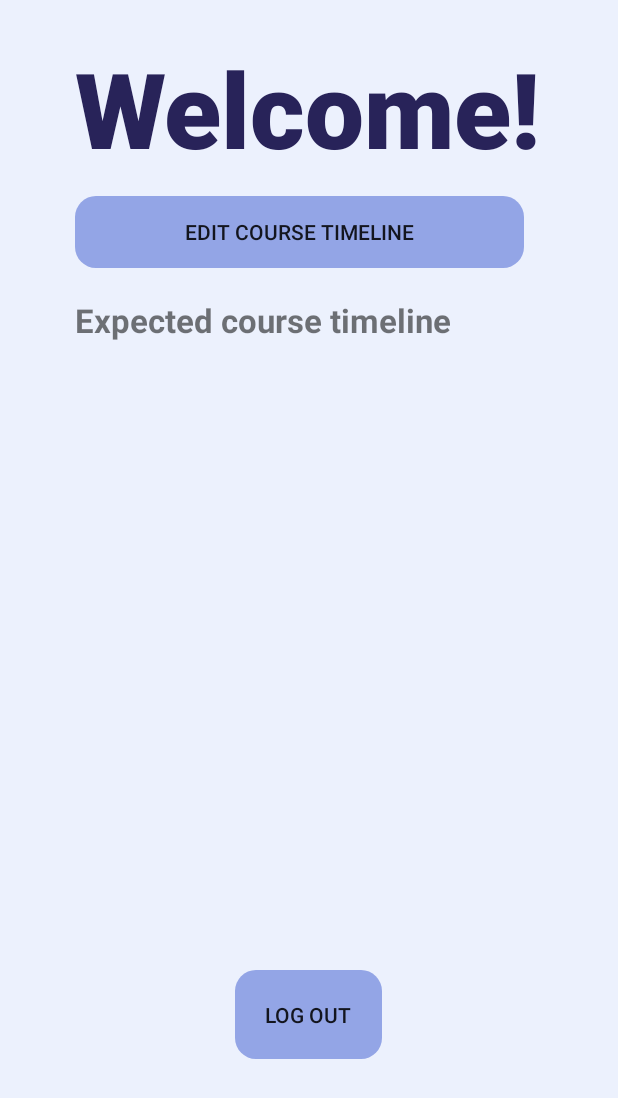
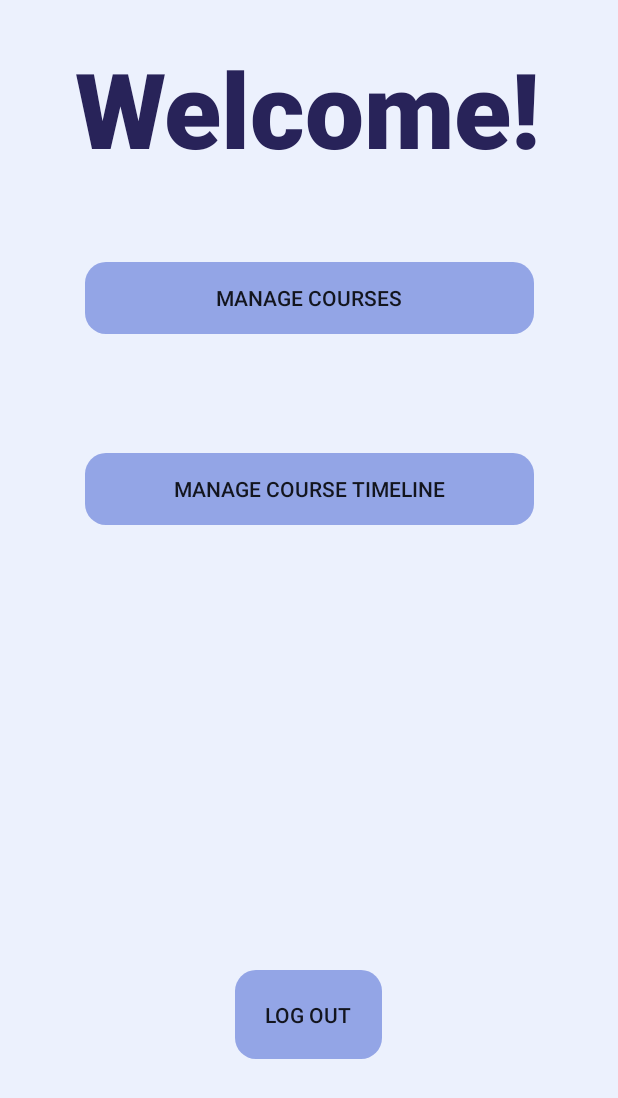
Before and after one commit to MuhannadJam/Group-Project-B07, an Android app: the layout fragment_main_page.xml on its own in the app's theme, with its tools: preview values and no code run, on a phone screen of 412 x 824 dp. Shown: the top 1098 px of the screen. Run offline under Robolectric (Android 15) with nearby library versions, the phone set to English and light mode, and no system bars; Roboto replaces fonts that are not available here.

Commit message:
Updated fragement_main_page
Removed unwanted textView and modified button to manage courses and added manage_course_timeline button

```diff
--- a/app/src/main/res/layout/fragment_main_page.xml
+++ b/app/src/main/res/layout/fragment_main_page.xml
@@ -42,7 +42,7 @@
         app:layout_constraintTop_toTopOf="parent" />
 
     <androidx.appcompat.widget.AppCompatButton
-        android:id="@+id/button_edit_course_timeline"
+        android:id="@+id/manage_courses_button"
         android:layout_width="299dp"
         android:layout_height="48dp"
         android:layout_marginStart="50dp"
@@ -50,25 +50,36 @@
         android:layout_marginEnd="50dp"
         android:background="@drawable/roundstyle"
         android:backgroundTint="@color/MediumBlue"
-        android:text="Edit course timeline"
+        android:text="Manage Courses"
+        app:layout_constraintBottom_toBottomOf="parent"
         app:layout_constraintEnd_toEndOf="parent"
-        app:layout_constraintHorizontal_bias="0.0"
         app:layout_constraintStart_toStartOf="parent"
-        app:layout_constraintTop_toBottomOf="@+id/textview_second" />
+        app:layout_constraintTop_toBottomOf="@+id/textview_second"
+        app:layout_constraintVertical_bias="0.068" />
+
+    <androidx.appcompat.widget.AppCompatButton
+        android:id="@+id/appCompatButton"
+        android:layout_width="299dp"
+        android:layout_height="48dp"
+        android:background="@drawable/roundstyle"
+        android:backgroundTint="@color/MediumBlue"
+        android:text="Manage Course Timeline"
+        app:layout_constraintBottom_toBottomOf="parent"
+        app:layout_constraintEnd_toEndOf="parent"
+        app:layout_constraintStart_toStartOf="parent"
+        app:layout_constraintTop_toTopOf="parent"
+        app:layout_constraintVertical_bias="0.389" />
 
     <TextView
-        android:id="@+id/textView"
+        android:id="@+id/student_name"
         android:layout_width="wrap_content"
         android:layout_height="wrap_content"
-        android:layout_marginStart="50dp"
-        android:layout_marginTop="20dp"
-        android:layout_marginEnd="131dp"
-        android:text="Expected course timeline"
-        android:textSize="22dp"
-        android:textStyle="bold"
+        android:text=""
+        app:layout_constraintBottom_toBottomOf="parent"
         app:layout_constraintEnd_toEndOf="parent"
-        app:layout_constraintHorizontal_bias="0.0"
+        app:layout_constraintHorizontal_bias="0.498"
         app:layout_constraintStart_toStartOf="parent"
-        app:layout_constraintTop_toBottomOf="@+id/button_edit_course_timeline" />
+        app:layout_constraintTop_toTopOf="parent"
+        app:layout_constraintVertical_bias="0.165" />
 
 </androidx.constraintlayout.widget.ConstraintLayout>
```
